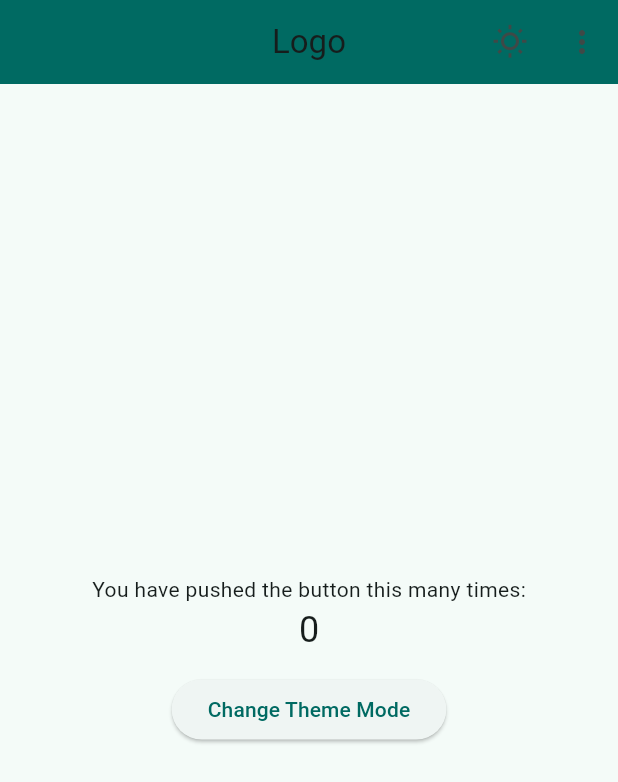
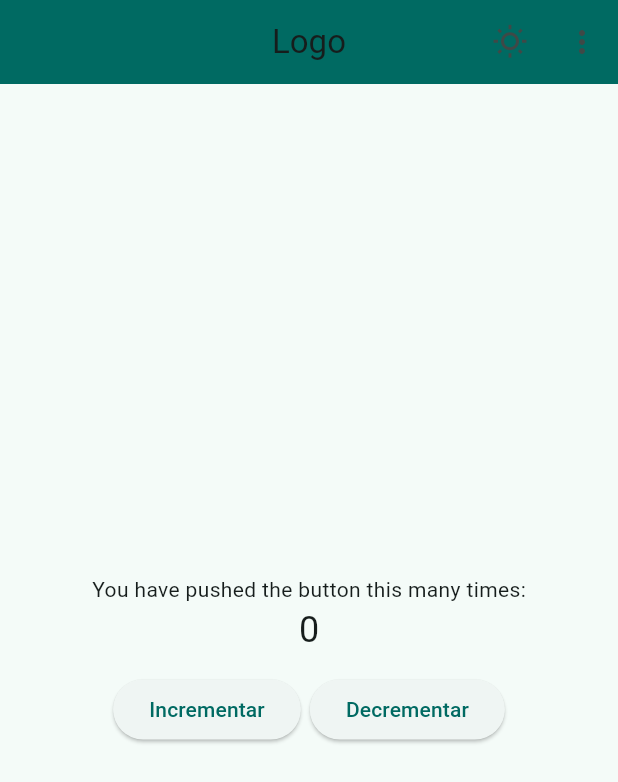
Before and after one commit to Jcmljunior-Archives/learning-app, a Flutter app: the screen it shows after launch, on a phone screen of 412 x 824 dp. Shown: the top 782 px of the screen. Run offline on Flutter 3.47's test engine with Material 2 defaults, Android fonts, the phone set to English and light mode, and no system bars.

Commit message:
Ajustes de contador

```diff
--- a/lib/app/bootstrap.dart
+++ b/lib/app/bootstrap.dart
@@ -5,7 +5,7 @@ import 'view/splash_screen_view.dart';
 import 'view/initial_view.dart';
 
 class Bootstrap extends StatefulWidget {
-  const Bootstrap({Key? key}) : super(key: key);
+  const Bootstrap({super.key});
 
   @override
   State<StatefulWidget> createState() => BootstrapState();
@@ -24,8 +24,6 @@ class BootstrapState extends State<Bootstrap> {
       _controller.useMaterial3,
       _controller.useLightMode,
     );
-
-    // print(SchedulerBinding.instance.window.platformBrightness);
   }
 
   bool getUseLightMode() {
--- /dev/null
+++ b/lib/app/controller/initial_controller.dart
@@ -0,0 +1,6 @@
+class InitialController {
+  int count = 0;
+
+  void setIncrement() => count += 1;
+  void setDecrement() => count -= 1;
+}
--- a/lib/app/view/initial_view.dart
+++ b/lib/app/view/initial_view.dart
@@ -1,7 +1,7 @@
 import 'package:flutter/material.dart';
 
-import '../bootstrap.dart';
 import '../component/appbar_component.dart';
+import '../controller/initial_controller.dart';
 
 class InitialView extends StatefulWidget {
   const InitialView({Key? key}) : super(key: key);
@@ -11,7 +11,19 @@ class InitialView extends StatefulWidget {
 }
 
 class InitialViewState extends State<InitialView> {
-  SizedBox _divider() => const SizedBox(height: 12);
+  final InitialController _controller = InitialController();
+
+  void handleIncrement() {
+    setState(() {
+      _controller.setIncrement();
+    });
+  }
+
+  void handleDecrement() {
+    setState(() {
+      _controller.setDecrement();
+    });
+  }
 
   @override
   Widget build(BuildContext context) {
@@ -26,21 +38,30 @@ class InitialViewState extends State<InitialView> {
             mainAxisAlignment: MainAxisAlignment.center,
             children: <Widget>[
               const Text('You have pushed the button this many times:'),
-              const Text(
-                '0',
-                style: TextStyle(
+              Text(
+                '${_controller.count}',
+                style: const TextStyle(
                   fontSize: 24,
                 ),
               ),
-              _divider(),
-              ElevatedButton(
-                onPressed: () {
-                  context
-                      .findAncestorStateOfType<BootstrapState>()
-                      ?.handleBrightnessChange();
-                },
-                child: const Text('Change Theme Mode'),
-              ),
+              const SizedBox(height: 12),
+              Row(
+                children: <Widget>[
+                  ElevatedButton(
+                    onPressed: () {
+                      handleIncrement();
+                    },
+                    child: const Text('Incrementar'),
+                  ),
+                  const SizedBox(width: 6),
+                  ElevatedButton(
+                    onPressed: () {
+                      handleDecrement();
+                    },
+                    child: const Text('Decrementar'),
+                  ),
+                ],
+              )
             ],
           ),
         ],
```
